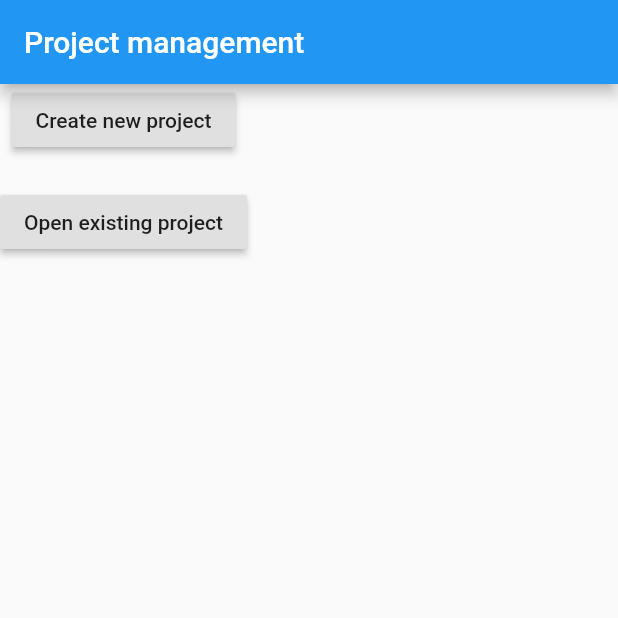
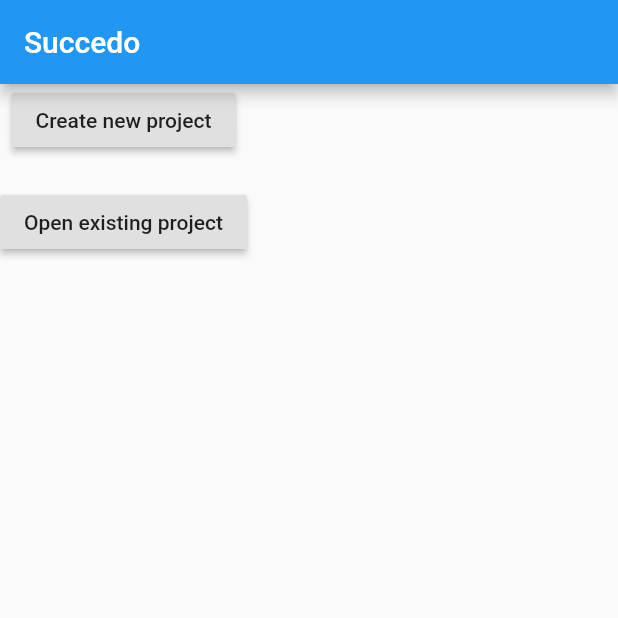
Before and after one commit to experimental-software/succedo, a Flutter app: the screen it shows after launch, on a phone screen of 412 x 824 dp, the top half of it. Run offline on Flutter 3.47's test engine with Material 2 defaults, Android fonts, the light colour scheme and no system bars; our stand-ins replace cloud_firestore, firebase_core, flutter_markdown; missing offline and left inert: flutter_treeview, open_url; accounts and stored records are empty.

Commit message:
WIP  [ci skip]

```diff
--- a/packages/succedo_desktop/lib/pages/project_management.dart
+++ b/packages/succedo_desktop/lib/pages/project_management.dart
@@ -10,7 +10,7 @@ class ProjectManagementPage extends StatelessWidget {
   Widget build(BuildContext context) {
     return Scaffold(
       appBar: AppBar(
-        title: Text("Project management"),
+        title: Text("Succedo"),
       ),
       body: Column(
         children: [
```
Also changed, not shown: packages/succedo_desktop/lib/pages/note_overview.dart (+18 -0 lines).
